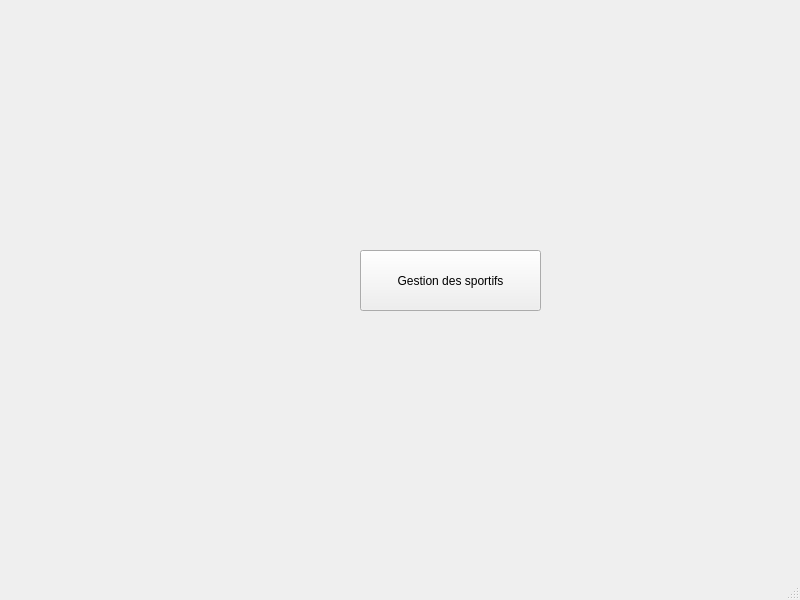
Qt form mainwindow.ui (dhiaeddine12/olympic_games_2A20) before a commit.
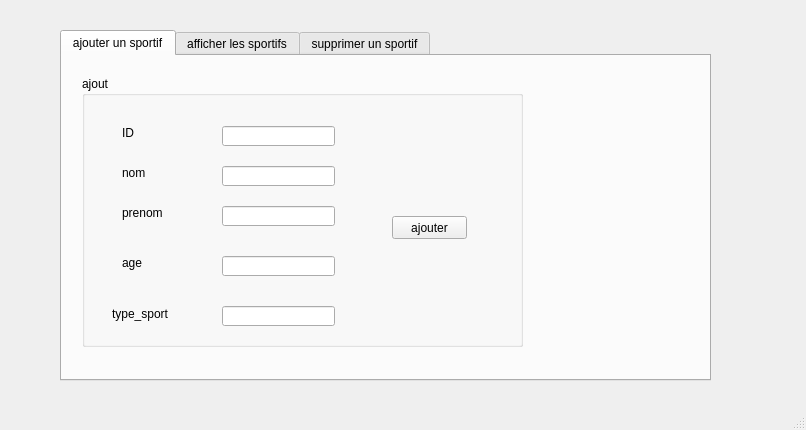
The same form after that commit. The open tabs and pages were chosen to show the change.

What changed in the file:
```diff
--- a/mainwindow.ui
+++ b/mainwindow.ui
@@ -6,26 +6,228 @@
    <rect>
     <x>0</x>
     <y>0</y>
-    <width>800</width>
-    <height>600</height>
+    <width>806</width>
+    <height>430</height>
    </rect>
   </property>
   <property name="windowTitle">
    <string>MainWindow</string>
   </property>
   <widget class="QWidget" name="centralwidget">
-   <widget class="QPushButton" name="pushButton">
+   <widget class="QTabWidget" name="tabWidget">
     <property name="geometry">
      <rect>
-      <x>360</x>
-      <y>250</y>
-      <width>181</width>
-      <height>61</height>
+      <x>60</x>
+      <y>30</y>
+      <width>651</width>
+      <height>351</height>
      </rect>
     </property>
-    <property name="text">
-     <string>Gestion des sportifs</string>
+    <property name="currentIndex">
+     <number>2</number>
     </property>
+    <widget class="QWidget" name="tab">
+     <attribute name="title">
+      <string>ajouter un sportif</string>
+     </attribute>
+     <widget class="QGroupBox" name="groupBox">
+      <property name="geometry">
+       <rect>
+        <x>20</x>
+        <y>20</y>
+        <width>441</width>
+        <height>271</height>
+       </rect>
+      </property>
+      <property name="title">
+       <string>ajout</string>
+      </property>
+      <widget class="QLabel" name="label">
+       <property name="geometry">
+        <rect>
+         <x>40</x>
+         <y>50</y>
+         <width>47</width>
+         <height>14</height>
+        </rect>
+       </property>
+       <property name="text">
+        <string>ID</string>
+       </property>
+      </widget>
+      <widget class="QLabel" name="label_2">
+       <property name="geometry">
+        <rect>
+         <x>40</x>
+         <y>90</y>
+         <width>47</width>
+         <height>14</height>
+        </rect>
+       </property>
+       <property name="text">
+        <string>nom</string>
+       </property>
+      </widget>
+      <widget class="QLabel" name="label_3">
+       <property name="geometry">
+        <rect>
+         <x>40</x>
+         <y>130</y>
+         <width>47</width>
+         <height>14</height>
+        </rect>
+       </property>
+       <property name="text">
+        <string>prenom</string>
+       </property>
+      </widget>
+      <widget class="QLineEdit" name="le_id">
+       <property name="geometry">
+        <rect>
+         <x>140</x>
+         <y>50</y>
+         <width>113</width>
+         <height>20</height>
+        </rect>
+       </property>
+      </widget>
+      <widget class="QLineEdit" name="le_nom">
+       <property name="geometry">
+        <rect>
+         <x>140</x>
+         <y>90</y>
+         <width>113</width>
+         <height>20</height>
+        </rect>
+       </property>
+      </widget>
+      <widget class="QLineEdit" name="le_prenom">
+       <property name="geometry">
+        <rect>
+         <x>140</x>
+         <y>130</y>
+         <width>113</width>
+         <height>20</height>
+        </rect>
+       </property>
+      </widget>
+      <widget class="QLabel" name="label_4">
+       <property name="geometry">
+        <rect>
+         <x>40</x>
+         <y>180</y>
+         <width>47</width>
+         <height>14</height>
+        </rect>
+       </property>
+       <property name="text">
+        <string>age</string>
+       </property>
+      </widget>
+      <widget class="QLabel" name="label_5">
+       <property name="geometry">
+        <rect>
+         <x>30</x>
+         <y>230</y>
+         <width>71</width>
+         <height>16</height>
+        </rect>
+       </property>
+       <property name="text">
+        <string>type_sport</string>
+       </property>
+      </widget>
+      <widget class="QLineEdit" name="le_age">
+       <property name="geometry">
+        <rect>
+         <x>140</x>
+         <y>180</y>
+         <width>113</width>
+         <height>20</height>
+        </rect>
+       </property>
+      </widget>
+      <widget class="QLineEdit" name="le_typesport">
+       <property name="geometry">
+        <rect>
+         <x>140</x>
+         <y>230</y>
+         <width>113</width>
+         <height>20</height>
+        </rect>
+       </property>
+      </widget>
+      <widget class="QPushButton" name="pb_ajouter">
+       <property name="geometry">
+        <rect>
+         <x>310</x>
+         <y>140</y>
+         <width>75</width>
+         <height>23</height>
+        </rect>
+       </property>
+       <property name="text">
+        <string>ajouter</string>
+       </property>
+      </widget>
+     </widget>
+    </widget>
+    <widget class="QWidget" name="tab_2">
+     <attribute name="title">
+      <string>afficher les sportifs</string>
+     </attribute>
+     <widget class="QTableView" name="tab_sportifs">
+      <property name="geometry">
+       <rect>
+        <x>10</x>
+        <y>10</y>
+        <width>621</width>
+        <height>311</height>
+       </rect>
+      </property>
+     </widget>
+    </widget>
+    <widget class="QWidget" name="tab_3">
+     <attribute name="title">
+      <string>supprimer un sportif</string>
+     </attribute>
+     <widget class="QLabel" name="label_6">
+      <property name="geometry">
+       <rect>
+        <x>40</x>
+        <y>70</y>
+        <width>71</width>
+        <height>16</height>
+       </rect>
+      </property>
+      <property name="text">
+       <string>identifiant</string>
+      </property>
+     </widget>
+     <widget class="QLineEdit" name="le_id_supp">
+      <property name="geometry">
+       <rect>
+        <x>140</x>
+        <y>70</y>
+        <width>113</width>
+        <height>20</height>
+       </rect>
+      </property>
+     </widget>
+     <widget class="QPushButton" name="pb_supprimer">
+      <property name="geometry">
+       <rect>
+        <x>390</x>
+        <y>80</y>
+        <width>75</width>
+        <height>23</height>
+       </rect>
+      </property>
+      <property name="text">
+       <string>supprimer</string>
+      </property>
+     </widget>
+    </widget>
    </widget>
   </widget>
   <widget class="QMenuBar" name="menubar">
```
Left out of the diff: 4 changed lines with no effect on the pictures.
